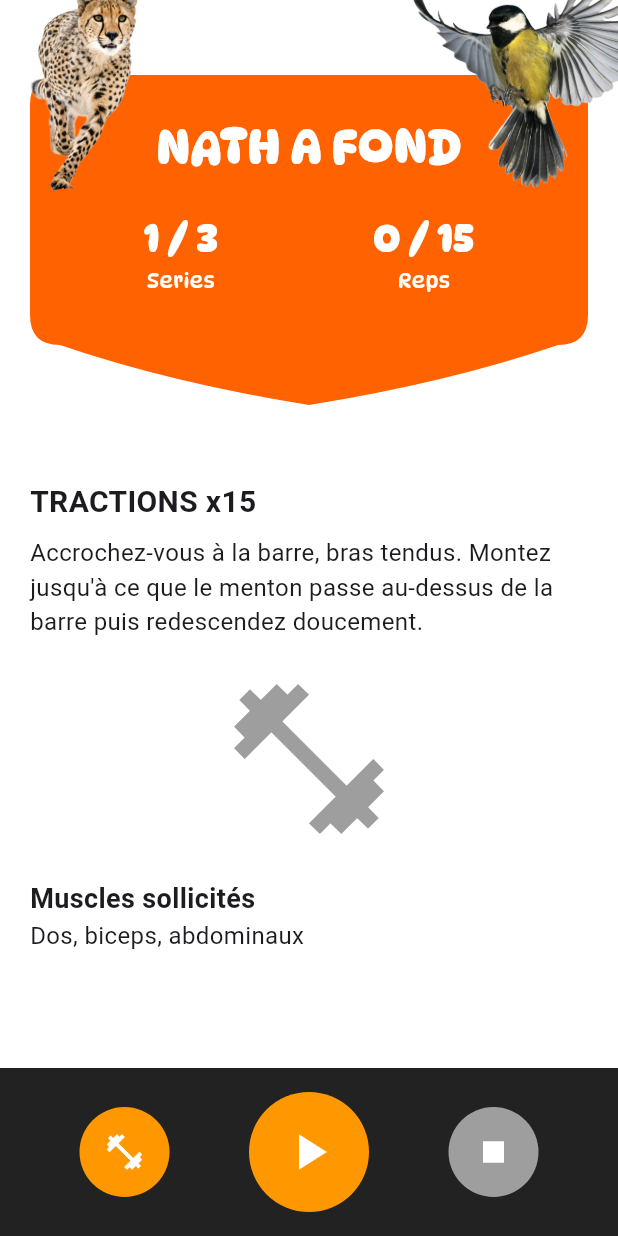
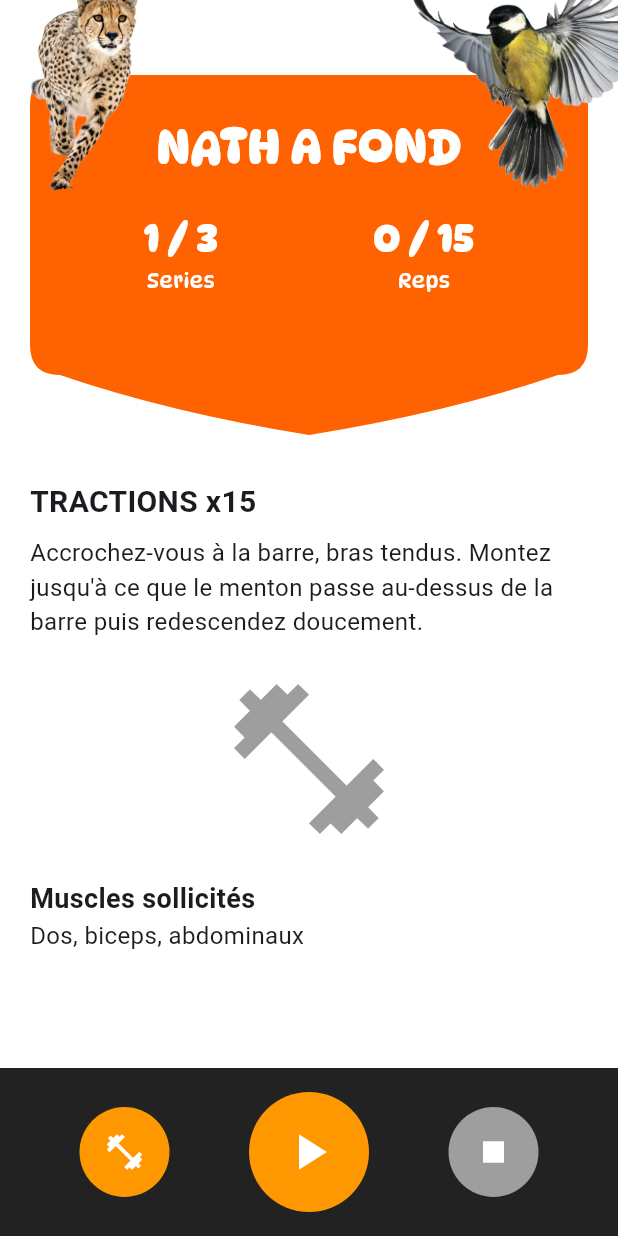
Before and after one commit to Louen12/natation, a Flutter app: the TractionPage screen opened by its route, on a phone screen of 412 x 824 dp. Run offline on Flutter 3.47's test engine with Material 3 defaults, Android fonts, the phone set to English and light mode, and no system bars; our stand-ins replace audioplayers, flutter_map, flutter_tts, geolocator, latlong2, sensors_plus and 1 more; accounts and stored records are empty.

Commit message:
fix merge

```diff
--- a/lib/main.dart
+++ b/lib/main.dart
@@ -53,7 +53,8 @@
         '/history_vma': (context) => const HistoryVmaScreen(),
         '/result_vma': (context) => const ResultVmaScreen(),
         '/traction': (context) => const TractionPage(),
-        '/result_course': (context) => const ResultVmaScreen(), // TODO: change to result_course_screen
+        // TODO: Changer par la page d'historique des courses qui ira chercher toutes les sessions et enverra à RunResultPage() l'objet RunSession correspondant
+        '/result_course': (context) => const ResultVmaScreen(),
       },
     );
   }
--- a/lib/widgets/tjtq_card.dart
+++ b/lib/widgets/tjtq_card.dart
@@ -1,7 +1,9 @@
 import 'package:flutter/material.dart';
 import 'package:natation/models/run_session.dart';
 
+/// Carte d'affichage pour un exercice ou une session de course.
 class ExerciseCard extends StatelessWidget {
+  // Données optionnelles: session de course ou paramètres d'exercice
   final RunSession? runSession;
   final String title;
   final String? bestTime;
@@ -39,16 +41,17 @@
       child: Stack(
         clipBehavior: Clip.none,
         children: [
-          // Carte avec ClipPath
+          // Carte principale découpée avec un clipper personnalisé
           ClipPath(
             clipper: ExerciseCardClipper(),
             child: Container(
               padding: const EdgeInsets.all(24),
-              height: 220,
+              height: 240,
               decoration: BoxDecoration(color: backgroundColor),
               child: Column(
                 mainAxisSize: MainAxisSize.min,
                 children: [
+                  // Titre de la carte
                   Text(
                     title,
                     style: const TextStyle(
@@ -59,14 +62,17 @@
                     ),
                   ),
                   const SizedBox(height: 20),
+
+                  /// Si c’est une session de course, on affiche les stats de course
+                  if (runSession != null) ...[
                     Row(
                       mainAxisAlignment: MainAxisAlignment.spaceAround,
                       children: [
-                  if (bestTime != null)
+                        // Distance parcourue en km
                         Column(
                           children: [
                             Text(
-                          bestTime!,
+                              "${runSession!.distanceKm.toStringAsFixed(2)} km",
                               style: const TextStyle(
                                 fontSize: 26,
                                 fontWeight: FontWeight.bold,
@@ -75,7 +81,7 @@
                               ),
                             ),
                             const Text(
-                          "Best Time",
+                              "Distance",
                               style: TextStyle(
                                 color: Colors.white,
                                 fontFamily: 'DynaPuff',
@@ -83,11 +89,11 @@
                             ),
                           ],
                         ),
-                  if (time != null)
+                        // Temps écoulé format mm:ss
                         Column(
                           children: [
                             Text(
-                          time!,
+                              "${runSession!.elapsed.inMinutes.remainder(60).toString().padLeft(2, '0')}:${(runSession!.elapsed.inSeconds.remainder(60)).toString().padLeft(2, '0')}",
                               style: const TextStyle(
                                 fontSize: 26,
                                 fontWeight: FontWeight.bold,
@@ -96,72 +102,72 @@
                               ),
                             ),
                             const Text(
-                          "Time",
-                          style: TextStyle(color: Colors.white , fontFamily: 'DynaPuff'),
-                        ),
-                      ],
-                    ),
-                  if (series != null)
-                    Column(
-                      children: [
-                        Text(
-                          "$series / $totalSeries",
-                          style: const TextStyle(
-                            fontSize: 26,
-                            fontWeight: FontWeight.bold,
+                              "Temps",
+                              style: TextStyle(
                                 color: Colors.white,
                                 fontFamily: 'DynaPuff',
                               ),
                             ),
-                        const Text(
-                          "Series",
-                          style: TextStyle(color: Colors.white, fontFamily: 'DynaPuff'),
-                        ),
                           ],
                         ),
-                  if (repos != 0)
+                        // Indicateur de réussite de l'objectif
                         Column(
                           children: [
-                        Text(
-                          "$repos",
-                          style: const TextStyle(
-                            fontSize: 26,
-                            fontWeight: FontWeight.bold,
+                            Icon(
+                              runSession!.success
+                                  ? Icons.check_circle
+                                  : Icons.cancel,
+                              color: const Color.fromARGB(255, 255, 255, 255),
+                              size: 36,
+                            ),
+                            const Text(
+                              "Objectif",
+                              style: TextStyle(
                                 color: Colors.white,
                                 fontFamily: 'DynaPuff',
                               ),
-                        ),
-                        const Text(
-                          "Repos",
-                          style: TextStyle(color: Colors.white, fontFamily: 'DynaPuff'),
-                        ),
-                      ],
-                    ),
-                  if (repetitions != null)
-                    Column(
-                      children: [
-                        Text(
-                          "$repetitions / $totalRepetitions",
-                          style: const TextStyle(
-                            fontSize: 26,
-                            fontWeight: FontWeight.bold,
-                            color: Colors.white,
-                            fontFamily: 'DynaPuff',
-                          ),
-                        ),
-                        const Text(
-                          "Reps",
-                          style: TextStyle(color: Colors.white, fontFamily: 'DynaPuff'),
                             ),
                           ],
                         ),
                       ],
                     ),
+                    const SizedBox(height: 10),
+                    // Description de l'objectif (distance + durée)
+                    Text(
+                      "Objectif : ${runSession!.plannedDistanceMeters / 1000} km en ${runSession!.maxDurationSeconds ~/ 60} min",
+                      style: const TextStyle(
+                        fontSize: 16,
+                        color: Colors.white70,
+                        fontFamily: 'DynaPuff',
+                      ),
+                    ),
+                  ]
+                  /// Sinon on affiche les autres types d’exercices (réps, séries, temps...)
+                  else ...[
+                    Row(
+                      mainAxisAlignment: MainAxisAlignment.spaceAround,
+                      children: [
+                        if (bestTime != null)
+                          _buildColumn(bestTime!, "Best Time"),
+                        if (time != null) _buildColumn(time!, "Time"),
+                        if (series != null)
+                          _buildColumn("$series / $totalSeries", "Series"),
+                        if (repos != null && repos != 0)
+                          _buildColumn("$repos", "Repos"),
+                        if (repetitions != null)
+                          _buildColumn(
+                            "$repetitions / $totalRepetitions",
+                            "Reps",
+                          ),
+                      ],
+                    ),
+                  ],
                 ],
               ),
             ),
           ),
-          // Images qui débordent (devant la carte)
+
+          // Images décoratives positionnées en dehors de la carte
           if (leftImage != null)
             Positioned(
               top: -70,
@@ -178,55 +184,62 @@
       ),
     );
   }
+
+  // Petit helper pour créer une colonne valeur + label
+  Widget _buildColumn(String value, String label) {
+    return Column(
+      children: [
+        Text(
+          value,
+          style: const TextStyle(
+            fontSize: 26,
+            fontWeight: FontWeight.bold,
+            color: Colors.white,
+            fontFamily: 'DynaPuff',
+          ),
+        ),
+        Text(
+          label,
+          style: const TextStyle(color: Colors.white, fontFamily: 'DynaPuff'),
+        ),
+      ],
+    );
+  }
 }
 
+/// Clipper personnalisé pour donner une forme arrondie et une encoche au bas
 class ExerciseCardClipper extends CustomClipper<Path> {
   @override
   Path getClip(Size size) {
     final path = Path();
     const radius = 20.0;
 
-
-    // Point de départ : coin supérieur gauche avec arrondi
+    // chemin du contour avec coins arrondis et une courbe centrale en bas
     path.moveTo(radius, 0);
-
-
-    // Côté supérieur droit avec arrondi
     path.lineTo(size.width - radius, 0);
     path.quadraticBezierTo(size.width, 0, size.width, radius);
-
-
-    // Côté droit jusqu'au coin inférieur droit avec arrondi
     path.lineTo(size.width, size.height - 40 - radius);
-    path.quadraticBezierTo(size.width, size.height - 40, size.width - radius, size.height - 40);
-
-    // Coin inférieur droit qui remonte vers le pic central
     path.quadraticBezierTo(
-      size.width * 0.75, // Point de contrôle horizontal
-      size.height - 15, // Point de contrôle vertical (remonte)
-      size.width * 0.5, // Point final au centre
-      size.height, // Hauteur finale (pic vers le bas)
+      size.width,
+      size.height - 40,
+      size.width - radius,
+      size.height - 40,
     );
-
-
-    // Coin inférieur gauche qui remonte vers le pic central
     path.quadraticBezierTo(
-      size.width * 0.25, // Point de contrôle horizontal
-      size.height - 15, // Point de contrôle vertical (remonte)
-      radius, // Point final au coin gauche (avec arrondi)
-      size.height - 40, // Hauteur finale (même proportion que le côté droit)
+      size.width * 0.75,
+      size.height - 15,
+      size.width * 0.5,
+      size.height,
     );
-
-
-    // Arrondi du coin inférieur gauche
+    path.quadraticBezierTo(
+      size.width * 0.25,
+      size.height - 15,
+      radius,
+      size.height - 40,
+    );
     path.quadraticBezierTo(0, size.height - 40, 0, size.height - 40 - radius);
-
-
-    // Côté gauche jusqu'au coin supérieur gauche avec arrondi
     path.lineTo(0, radius);
     path.quadraticBezierTo(0, 0, radius, 0);
-
-
     path.close();
     return path;
   }
```
Lines whose indentation alone changed are shown as unchanged.
